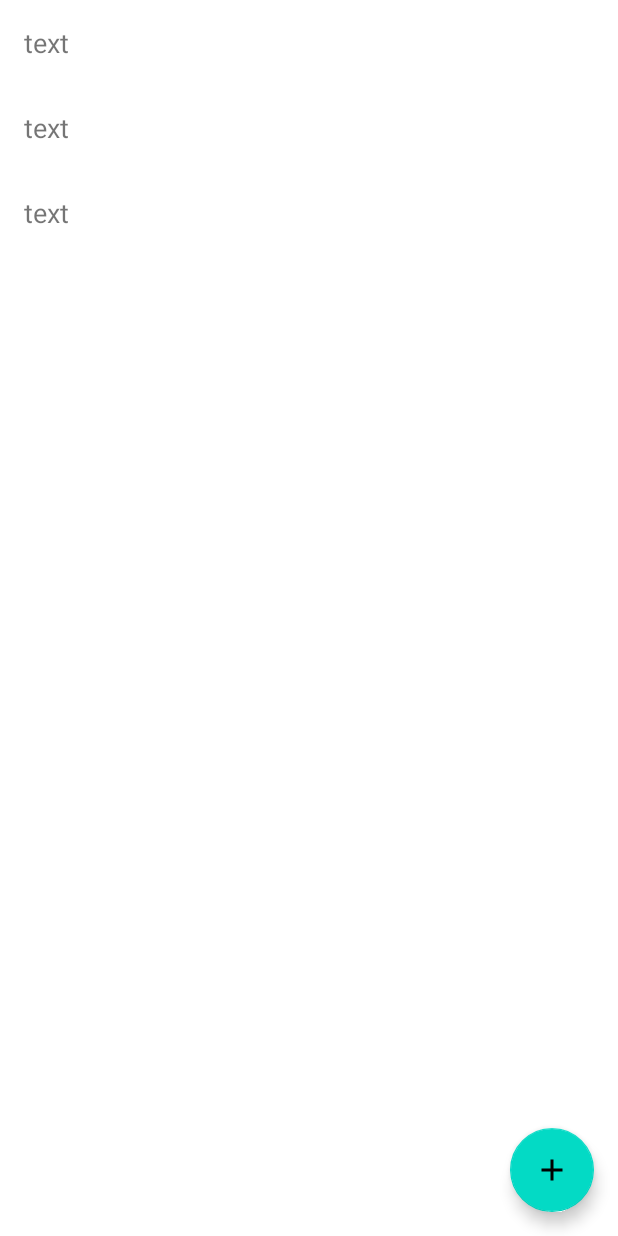
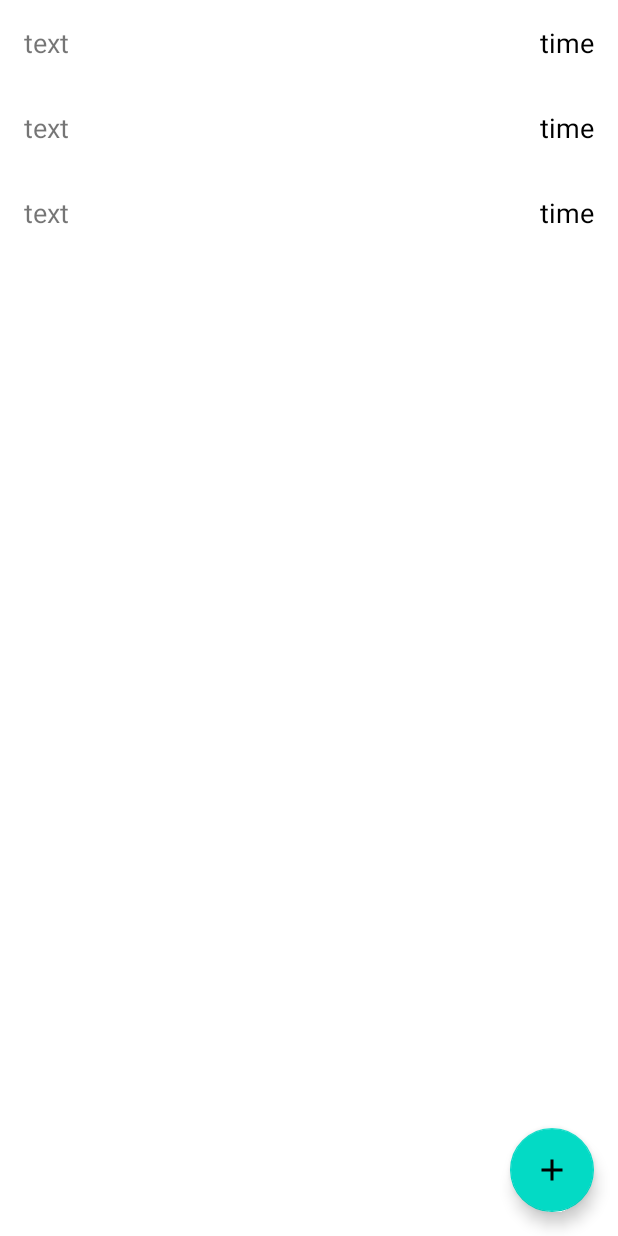
Before and after one commit to MilanaAnarbekova/NewsApp40, an Android app: the layout fragment_home.xml on its own in the app's theme, with its tools: preview values and no code run, on a phone screen of 412 x 824 dp. Run offline under Robolectric (Android 15) with nearby library versions, the phone set to English and light mode, and no system bars.

Commit message:
добавила дату

```diff
--- a/app/src/main/java/kg/geektech/newsapp40/ui/home/HomeFragment.java
+++ b/app/src/main/java/kg/geektech/newsapp40/ui/home/HomeFragment.java
@@ -46,6 +46,7 @@ public class HomeFragment extends Fragment {
     @Override
     public void onViewCreated(@NonNull View view, @Nullable Bundle savedInstanceState) {
         super.onViewCreated(view, savedInstanceState);
+
         binding.fab.setOnClickListener(new View.OnClickListener() {
             @Override
             public void onClick(View v) {
--- a/app/src/main/java/kg/geektech/newsapp40/ui/home/HomeViewModel.java
+++ b/app/src/main/java/kg/geektech/newsapp40/ui/home/HomeViewModel.java
@@ -3,6 +3,10 @@ package kg.geektech.newsapp40.ui.home;
 import androidx.lifecycle.LiveData;
 import androidx.lifecycle.MutableLiveData;
 import androidx.lifecycle.ViewModel;
+import java.text.DateFormat;
+import java.text.SimpleDateFormat;
+import java.util.Date;
+import java.util.Locale;
 
 public class HomeViewModel extends ViewModel {
 
@@ -11,6 +15,7 @@ public class HomeViewModel extends ViewModel {
     public HomeViewModel() {
         mText = new MutableLiveData<>();
         mText.setValue("This is home fragment");
+
     }
 
     public LiveData<String> getText() {
--- /dev/null
+++ b/app/src/main/java/kg/geektech/newsapp40/ui/home/OnClickListener.java
@@ -0,0 +1,5 @@
+package kg.geektech.newsapp40.ui.home;
+
+public interface OnClickListener {
+
+}
--- a/app/src/main/res/layout/item_news.xml
+++ b/app/src/main/res/layout/item_news.xml
@@ -1,17 +1,29 @@
 <?xml version="1.0" encoding="utf-8"?>
 <androidx.constraintlayout.widget.ConstraintLayout xmlns:android="http://schemas.android.com/apk/res/android"
+    xmlns:app="http://schemas.android.com/apk/res-auto"
     android:layout_width="match_parent"
     android:layout_height="wrap_content"
-    android:padding="16dp"
-    xmlns:app="http://schemas.android.com/apk/res-auto">
+    android:padding="16dp">
+
     <TextView
         android:id="@+id/text_title"
         android:layout_width="wrap_content"
         android:layout_height="wrap_content"
-        app:layout_constraintStart_toStartOf="parent"
-        app:layout_constraintTop_toTopOf="parent"
         android:text="text"
         android:textSize="18dp"
-        />
+        app:layout_constraintStart_toStartOf="parent"
+        app:layout_constraintTop_toTopOf="parent" />
+
+    <TextView
+        android:id="@+id/time"
+        android:layout_width="wrap_content"
+        android:layout_height="wrap_content"
+        android:text="time"
+        android:textSize="18sp"
+        android:textColor="@color/black"
+        app:layout_constraintBottom_toBottomOf="parent"
+        app:layout_constraintEnd_toEndOf="parent"
+        app:layout_constraintTop_toTopOf="parent" />
+
 
 </androidx.constraintlayout.widget.ConstraintLayout>
```
Also changed, not shown: app/src/main/java/kg/geektech/newsapp40/ui/NewsAdapter.java (+23 -11 lines).
